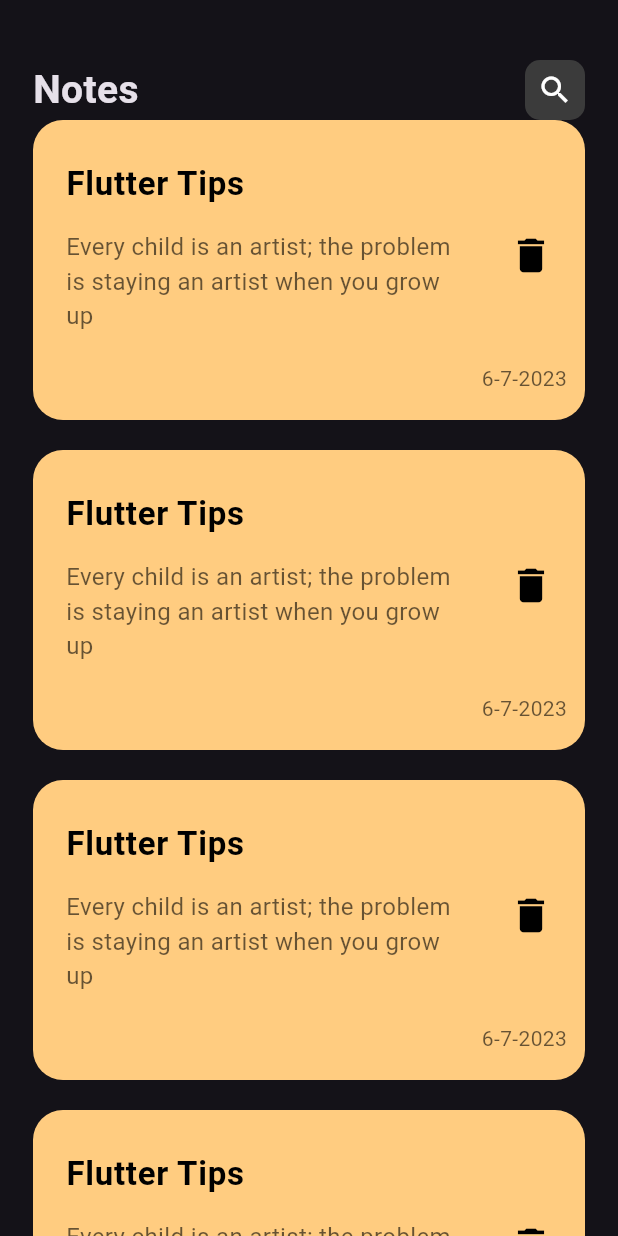
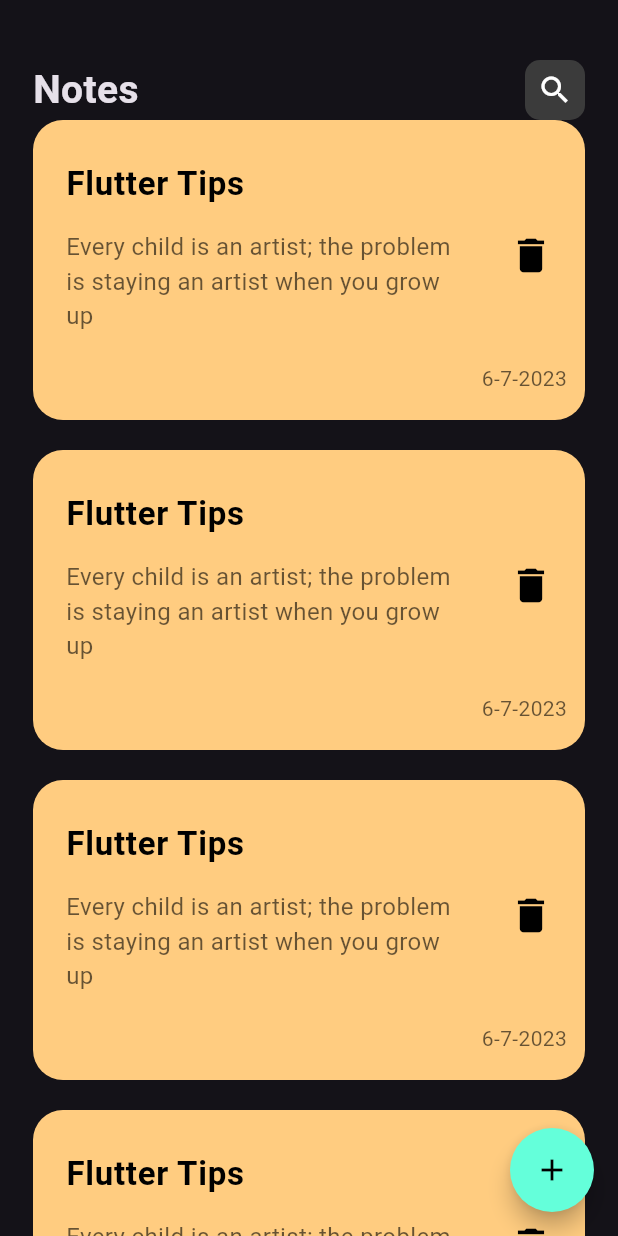
Before and after one commit to AbdoMohamed2001/notes_app, a Flutter app: the screen it shows after launch, on a phone screen of 412 x 824 dp. Run offline on Flutter 3.47's test engine with Material 2 defaults, Android fonts, the phone set to English and light mode, and no system bars; Roboto replaces fonts that are missing (Poppins).

Commit message:
create FAB

```diff
--- a/lib/views/home_view.dart
+++ b/lib/views/home_view.dart
@@ -6,8 +6,17 @@ class HomePage extends StatelessWidget {
 
   @override
   Widget build(BuildContext context) {
-    return const Scaffold(
-      body: NotesViewBody(),
+    return Scaffold(
+      floatingActionButton: FloatingActionButton(onPressed: (){},
+      shape: const RoundedRectangleBorder(
+          borderRadius: BorderRadius.all(Radius.circular(30.0))
+      ),
+      child: Icon(Icons.add,
+      color: Colors.black,
+      ),
+        backgroundColor: Colors.tealAccent,
+      ),
+      body: const NotesViewBody(),
     );
   }
 }
--- a/lib/views/widgets/notes_view_body.dart
+++ b/lib/views/widgets/notes_view_body.dart
@@ -7,7 +7,7 @@ class NotesViewBody extends StatelessWidget {
 
   @override
   Widget build(BuildContext context) {
-    return  const Padding(
+    return const Padding(
       padding: EdgeInsets.symmetric(horizontal: 22.0),
       child: Column(
         children: [
```
